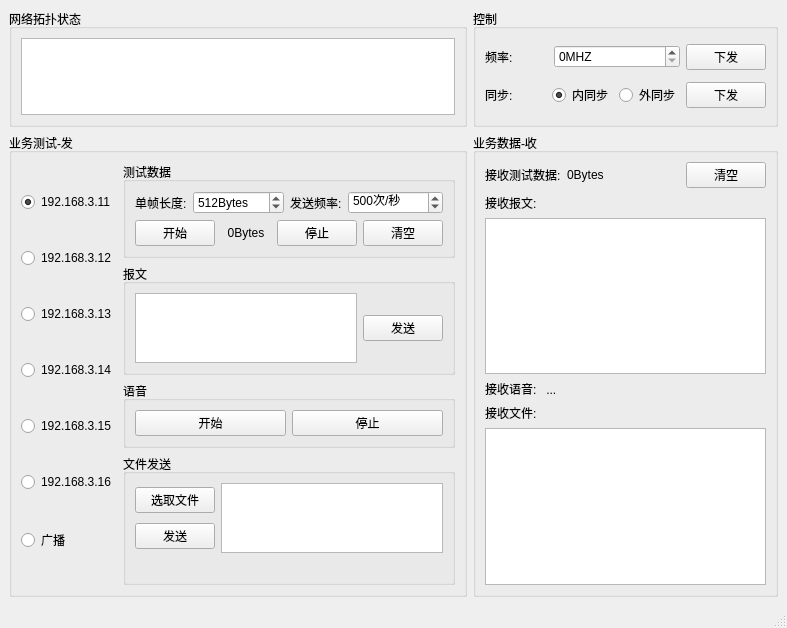
Doun2017/pyQTwithUDP, file mainWin.ui: the form before one commit.
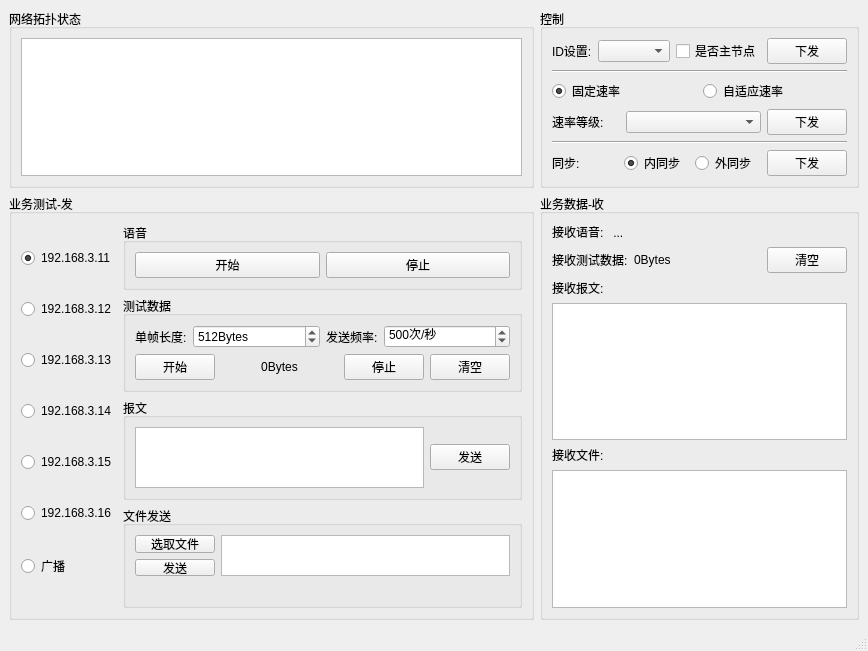
The form after the commit.

Commit message: 根据当前所知需求，修改了控制界面；修改了网络拓扑显示界面。

```diff
--- a/mainWin.ui
+++ b/mainWin.ui
@@ -6,8 +6,8 @@
    <rect>
     <x>0</x>
     <y>0</y>
-    <width>787</width>
-    <height>628</height>
+    <width>868</width>
+    <height>651</height>
    </rect>
   </property>
   <property name="sizePolicy">
@@ -29,82 +29,7 @@
    <string>QBL测试程序</string>
   </property>
   <widget class="QWidget" name="centralwidget">
-   <layout class="QGridLayout" name="gridLayout" rowstretch="1,1" columnstretch="3,2">
-    <item row="0" column="1">
-     <widget class="QGroupBox" name="groupBox_control">
-      <property name="title">
-       <string>控制</string>
-      </property>
-      <layout class="QVBoxLayout" name="verticalLayout_3">
-       <item>
-        <layout class="QHBoxLayout" name="horizontalLayout" stretch="1,2,1">
-         <item>
-          <widget class="QLabel" name="label">
-           <property name="text">
-            <string>频率:</string>
-           </property>
-          </widget>
-         </item>
-         <item>
-          <widget class="QSpinBox" name="frequency_spinBox">
-           <property name="suffix">
-            <string>MHZ</string>
-           </property>
-           <property name="prefix">
-            <string/>
-           </property>
-           <property name="maximum">
-            <number>9999</number>
-           </property>
-          </widget>
-         </item>
-         <item>
-          <widget class="QPushButton" name="frequency_pushButton">
-           <property name="text">
-            <string>下发</string>
-           </property>
-          </widget>
-         </item>
-        </layout>
-       </item>
-       <item>
-        <layout class="QHBoxLayout" name="horizontalLayout_2">
-         <item>
-          <widget class="QLabel" name="label_2">
-           <property name="text">
-            <string>同步:</string>
-           </property>
-          </widget>
-         </item>
-         <item>
-          <widget class="QRadioButton" name="synchronization_inside_radioButton">
-           <property name="text">
-            <string>内同步</string>
-           </property>
-           <property name="checked">
-            <bool>true</bool>
-           </property>
-          </widget>
-         </item>
-         <item>
-          <widget class="QRadioButton" name="synchronization_outside_radioButton">
-           <property name="text">
-            <string>外同步</string>
-           </property>
-          </widget>
-         </item>
-         <item>
-          <widget class="QPushButton" name="synchronization_pushButton">
-           <property name="text">
-            <string>下发</string>
-           </property>
-          </widget>
-         </item>
-        </layout>
-       </item>
-      </layout>
-     </widget>
-    </item>
+   <layout class="QGridLayout" name="gridLayout" rowstretch="1,1" columnstretch="3,1">
     <item row="1" column="0">
      <widget class="QGroupBox" name="groupBox_send">
       <property name="title">
@@ -169,6 +94,29 @@
        </item>
        <item>
         <layout class="QVBoxLayout" name="verticalLayout_6">
+         <item>
+          <widget class="QGroupBox" name="groupBox_2">
+           <property name="title">
+            <string>语音</string>
+           </property>
+           <layout class="QHBoxLayout" name="horizontalLayout_4">
+            <item>
+             <widget class="QPushButton" name="audioSend_start_pushButton">
+              <property name="text">
+               <string>开始</string>
+              </property>
+             </widget>
+            </item>
+            <item>
+             <widget class="QPushButton" name="audioSend_stop_pushButton">
+              <property name="text">
+               <string>停止</string>
+              </property>
+             </widget>
+            </item>
+           </layout>
+          </widget>
+         </item>
          <item>
           <widget class="QGroupBox" name="groupBox_3">
            <property name="title">
@@ -301,29 +249,6 @@
            </layout>
           </widget>
          </item>
-         <item>
-          <widget class="QGroupBox" name="groupBox_2">
-           <property name="title">
-            <string>语音</string>
-           </property>
-           <layout class="QHBoxLayout" name="horizontalLayout_4">
-            <item>
-             <widget class="QPushButton" name="audioSend_start_pushButton">
-              <property name="text">
-               <string>开始</string>
-              </property>
-             </widget>
-            </item>
-            <item>
-             <widget class="QPushButton" name="audioSend_stop_pushButton">
-              <property name="text">
-               <string>停止</string>
-              </property>
-             </widget>
-            </item>
-           </layout>
-          </widget>
-         </item>
          <item>
           <layout class="QHBoxLayout" name="horizontalLayout_8"/>
          </item>
@@ -395,6 +320,19 @@
        <string>业务数据-收</string>
       </property>
       <layout class="QVBoxLayout" name="verticalLayout_4">
+       <item>
+        <widget class="QLabel" name="label_14">
+         <property name="sizePolicy">
+          <sizepolicy hsizetype="Fixed" vsizetype="Fixed">
+           <horstretch>0</horstretch>
+           <verstretch>0</verstretch>
+          </sizepolicy>
+         </property>
+         <property name="text">
+          <string>接收语音:   ...</string>
+         </property>
+        </widget>
+       </item>
        <item>
         <layout class="QHBoxLayout" name="horizontalLayout_15">
          <item>
@@ -452,19 +390,6 @@
          </property>
         </widget>
        </item>
-       <item>
-        <widget class="QLabel" name="label_14">
-         <property name="sizePolicy">
-          <sizepolicy hsizetype="Fixed" vsizetype="Fixed">
-           <horstretch>0</horstretch>
-           <verstretch>0</verstretch>
-          </sizepolicy>
-         </property>
-         <property name="text">
-          <string>接收语音:   ...</string>
-         </property>
-        </widget>
-       </item>
        <item>
         <widget class="QLabel" name="label_15">
          <property name="sizePolicy">
@@ -488,6 +413,155 @@
       </layout>
      </widget>
     </item>
+    <item row="0" column="1">
+     <widget class="QGroupBox" name="groupBox_control">
+      <property name="title">
+       <string>控制</string>
+      </property>
+      <layout class="QVBoxLayout" name="verticalLayout_3">
+       <item>
+        <layout class="QHBoxLayout" name="horizontalLayout_7">
+         <item>
+          <widget class="QLabel" name="label_3">
+           <property name="text">
+            <string>ID设置:</string>
+           </property>
+          </widget>
+         </item>
+         <item>
+          <widget class="QComboBox" name="id_settint_comboBox"/>
+         </item>
+         <item>
+          <widget class="QCheckBox" name="id_settint_checkBox">
+           <property name="font">
+            <font>
+             <weight>50</weight>
+             <bold>false</bold>
+             <underline>false</underline>
+             <kerning>true</kerning>
+            </font>
+           </property>
+           <property name="text">
+            <string>是否主节点</string>
+           </property>
+          </widget>
+         </item>
+         <item>
+          <widget class="QPushButton" name="id_settint_pushButton">
+           <property name="text">
+            <string>下发</string>
+           </property>
+          </widget>
+         </item>
+        </layout>
+       </item>
+       <item>
+        <widget class="Line" name="line_2">
+         <property name="orientation">
+          <enum>Qt::Horizontal</enum>
+         </property>
+        </widget>
+       </item>
+       <item>
+        <layout class="QHBoxLayout" name="horizontalLayout_6">
+         <item>
+          <widget class="QRadioButton" name="fixed_frequency_radioButton">
+           <property name="text">
+            <string>固定速率</string>
+           </property>
+           <property name="checked">
+            <bool>true</bool>
+           </property>
+           <attribute name="buttonGroup">
+            <string notr="true">buttonGroup</string>
+           </attribute>
+          </widget>
+         </item>
+         <item>
+          <widget class="QRadioButton" name="unfixed_frequency_radioButton">
+           <property name="text">
+            <string>自适应速率</string>
+           </property>
+           <attribute name="buttonGroup">
+            <string notr="true">buttonGroup</string>
+           </attribute>
+          </widget>
+         </item>
+        </layout>
+       </item>
+       <item>
+        <layout class="QHBoxLayout" name="horizontalLayout" stretch="1,2,1">
+         <item>
+          <widget class="QLabel" name="label">
+           <property name="text">
+            <string>速率等级:</string>
+           </property>
+          </widget>
+         </item>
+         <item>
+          <widget class="QComboBox" name="frequency_comboBox">
+           <property name="sizePolicy">
+            <sizepolicy hsizetype="Minimum" vsizetype="Fixed">
+             <horstretch>0</horstretch>
+             <verstretch>0</verstretch>
+            </sizepolicy>
+           </property>
+          </widget>
+         </item>
+         <item>
+          <widget class="QPushButton" name="frequency_pushButton">
+           <property name="text">
+            <string>下发</string>
+           </property>
+          </widget>
+         </item>
+        </layout>
+       </item>
+       <item>
+        <widget class="Line" name="line">
+         <property name="orientation">
+          <enum>Qt::Horizontal</enum>
+         </property>
+        </widget>
+       </item>
+       <item>
+        <layout class="QHBoxLayout" name="horizontalLayout_2">
+         <item>
+          <widget class="QLabel" name="label_2">
+           <property name="text">
+            <string>同步:</string>
+           </property>
+          </widget>
+         </item>
+         <item>
+          <widget class="QRadioButton" name="synchronization_inside_radioButton">
+           <property name="text">
+            <string>内同步</string>
+           </property>
+           <property name="checked">
+            <bool>true</bool>
+           </property>
+          </widget>
+         </item>
+         <item>
+          <widget class="QRadioButton" name="synchronization_outside_radioButton">
+           <property name="text">
+            <string>外同步</string>
+           </property>
+          </widget>
+         </item>
+         <item>
+          <widget class="QPushButton" name="synchronization_pushButton">
+           <property name="text">
+            <string>下发</string>
+           </property>
+          </widget>
+         </item>
+        </layout>
+       </item>
+      </layout>
+     </widget>
+    </item>
    </layout>
   </widget>
   <widget class="QStatusBar" name="statusbar"/>
```
Left out of the diff: 3 changed lines with no effect on the pictures. The commit also changes 8 other files.
